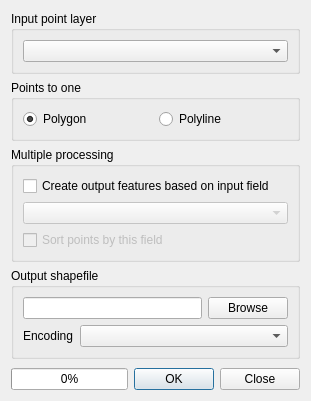
Old version of the form points2one/frmPoints2One.ui in the repository ANAT01/qgis-plugin-point2one.
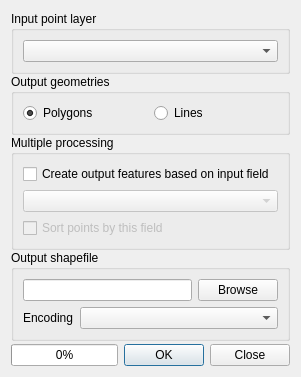
New version of the form.

Commit message: Minor GUI improvements (spacing and strings).

The edit to the form file:
```diff
--- a/points2one/frmPoints2One.ui
+++ b/points2one/frmPoints2One.ui
@@ -6,8 +6,8 @@
    <rect>
     <x>0</x>
     <y>0</y>
-    <width>311</width>
-    <height>401</height>
+    <width>289</width>
+    <height>377</height>
    </rect>
   </property>
   <property name="sizePolicy">
@@ -20,6 +20,9 @@
    <string>Points2One</string>
   </property>
   <layout class="QVBoxLayout" name="verticalLayout">
+   <property name="spacing">
+    <number>0</number>
+   </property>
    <item>
     <widget class="QGroupBox" name="groupBox">
      <property name="title">
@@ -42,7 +45,7 @@
    <item>
     <widget class="QGroupBox" name="groupBox">
      <property name="title">
-      <string>Points to one</string>
+      <string>Output geometries</string>
      </property>
      <layout class="QGridLayout" name="gridLayout">
       <item row="0" column="0">
@@ -50,7 +53,7 @@
         <item>
          <widget class="QRadioButton" name="rdoPolygon">
           <property name="text">
-           <string>Polygon</string>
+           <string>Polygons</string>
           </property>
           <property name="checked">
            <bool>true</bool>
@@ -63,7 +66,7 @@
         <item>
          <widget class="QRadioButton" name="rdoPolyline">
           <property name="text">
-           <string>Polyline</string>
+           <string>Lines</string>
           </property>
           <property name="checked">
            <bool>false</bool>
@@ -169,6 +172,9 @@
    </item>
    <item>
     <layout class="QHBoxLayout" name="horizontalLayout">
+     <property name="spacing">
+      <number>6</number>
+     </property>
      <item>
       <widget class="QProgressBar" name="progressBar">
        <property name="value">
```
The commit also changes 1 other file.
